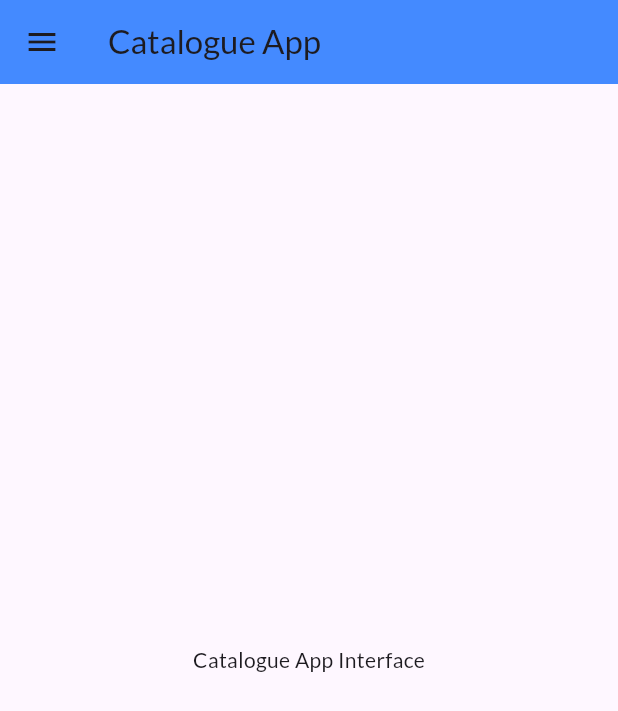
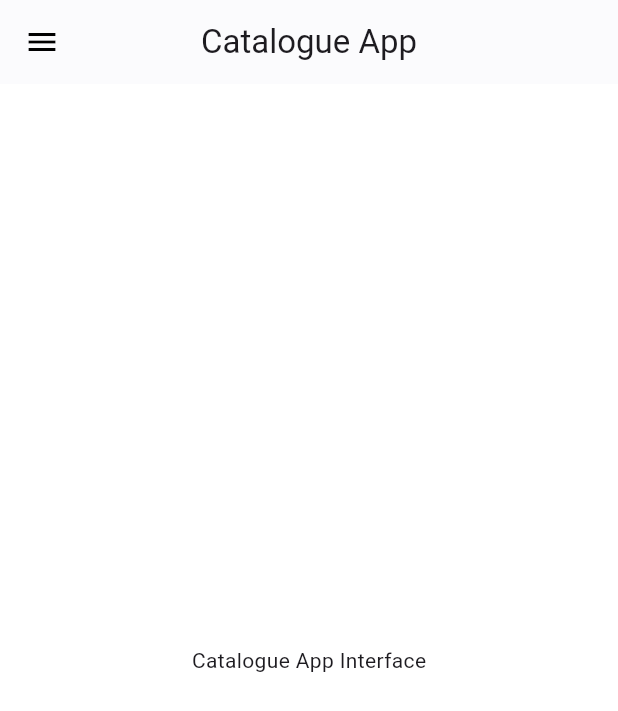
Before and after one commit to itstabrez/Flutter-learning, a Flutter app: the screen it shows after launch, on a phone screen of 412 x 824 dp. Shown: the top 711 px of the screen. Run offline on Flutter 3.47's test engine with Material 3 defaults, Android fonts, the phone set to English and light mode, and no system bars; our stand-ins replace google_fonts.

Commit message:
Theme Customization in home page

```diff
--- a/lib/main.dart
+++ b/lib/main.dart
@@ -1,6 +1,6 @@
 import 'package:flutter/material.dart';
 import 'package:flutter_application_2/utils/routes.dart';
-import 'package:google_fonts/google_fonts.dart';
+import 'package:flutter_application_2/widgets/theme.dart';
 import 'pages/home_page.dart';
 import 'pages/login_page.dart';
 
@@ -15,13 +15,8 @@ class MyApp extends StatelessWidget {
   Widget build(BuildContext context) {
     return MaterialApp(
       // themeMode: ThemeMode.light,
-      theme: ThemeData(
-        //   primarySwatch: Colors.green,
-        fontFamily: GoogleFonts.lato().fontFamily,
-      ),
-      // darkTheme: ThemeData(
-      //   brightness: Brightness.dark,
-      // ),
+      theme: MyThemes.lightTheme(context),
+
       title: "My App",
       initialRoute: MyRoutes.homeRoute,
       routes: {
--- a/lib/pages/home_page.dart
+++ b/lib/pages/home_page.dart
@@ -7,9 +7,12 @@ class HomePage extends StatelessWidget {
   @override
   Widget build(BuildContext context) {
     return Scaffold(
+      backgroundColor: Colors.white,
       appBar: AppBar(
-        title: const Text("Catalogue App"),
-        backgroundColor: Colors.blueAccent,
+        centerTitle: true,
+        title: const Text(
+          "Catalogue App",
+        ),
       ),
       body: const Center(
         child: Text("Catalogue App Interface"),
--- /dev/null
+++ b/lib/widgets/theme.dart
@@ -0,0 +1,17 @@
+import 'package:flutter/material.dart';
+import 'package:google_fonts/google_fonts.dart';
+
+class MyThemes {
+  static ThemeData lightTheme(BuildContext context) => ThemeData(
+        //   primarySwatch: Colors.green,
+        appBarTheme: const AppBarTheme(
+          color: Colors.white,
+          elevation: 0.5,
+          iconTheme: IconThemeData(color: Colors.black),
+        ),
+        textTheme: Theme.of(context).textTheme,
+        fontFamily: GoogleFonts.lato().fontFamily,
+      );
+  static ThemeData darkTheme(BuildContext context) =>
+      ThemeData(brightness: Brightness.dark);
+}
```
